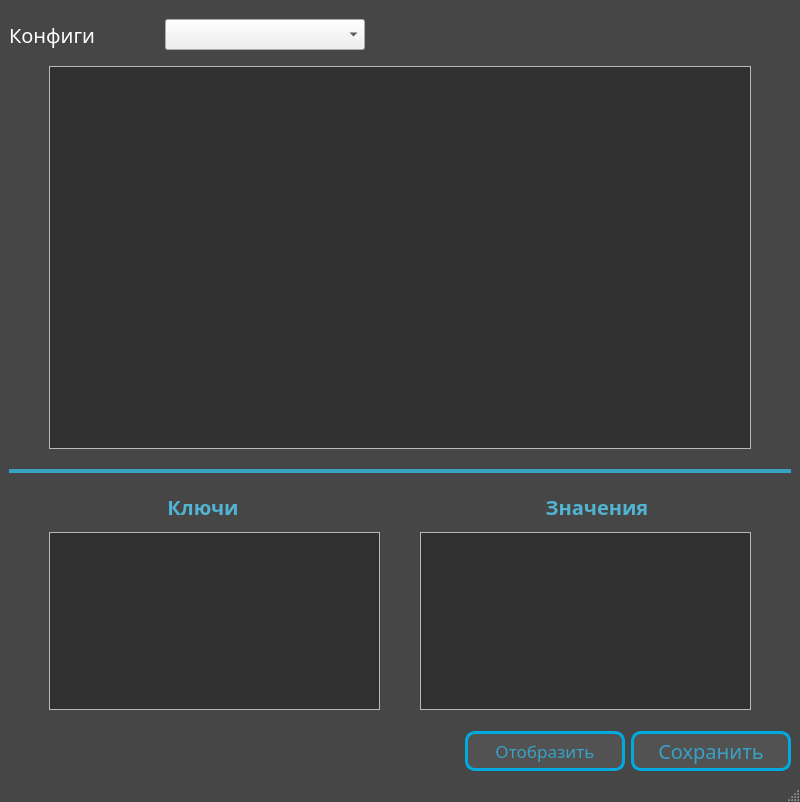
Old version of the form mainwindow.ui in the repository Ruha24/YamlEditor.
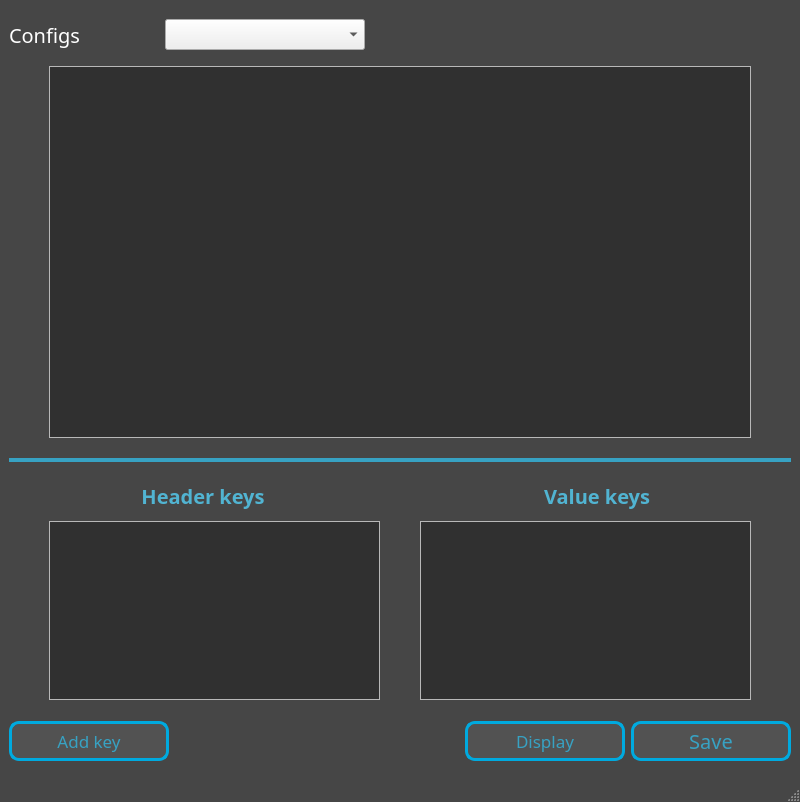
New version of the form.

```diff
--- a/mainwindow.ui
+++ b/mainwindow.ui
@@ -23,7 +23,43 @@
 {
 	background-color: #464646;
 }
-</string>
+
+QScrollBar:vertical {
+  border-color: rgb(227, 227, 227);
+  border-width: 1px;
+  border-style: solid;
+
+  
+	background-color: rgb(177, 177, 177);
+  width: 15px;
+  margin: 21px 0 21px 0;
+}
+
+QScrollBar::handle:vertical {
+  background-color: rgb(177, 177, 177);
+  min-height: 25px;
+}
+
+ QScrollBar::add-line:vertical {
+    border: 1px solid grey;
+    background-color: rgb(241, 241, 241);
+    height: 20px;
+    subcontrol-position: bottom;
+    subcontrol-origin: margin;
+}
+
+QScrollBar::sub-line:vertical {
+    border: 1px solid grey;
+    background-color: rgb(241, 241, 241);
+    height: 20px;
+    subcontrol-position: top;
+    subcontrol-origin: margin;
+}
+
+
+  QScrollBar::add-page:vertical, QScrollBar::sub-page:vertical {
+      background: none;
+  }</string>
   </property>
   <widget class="QWidget" name="centralwidget">
    <layout class="QGridLayout" name="gridLayout_6">
@@ -59,7 +95,13 @@
          <string notr="true">QLabel { color: white; }</string>
         </property>
         <property name="text">
-         <string>Конфиги</string>
+         <string>Сonfigs</string>
+        </property>
+        <property name="wordWrap">
+         <bool>false</bool>
+        </property>
+        <property name="textInteractionFlags">
+         <set>Qt::LinksAccessibleByMouse</set>
         </property>
        </widget>
       </item>
@@ -173,7 +215,7 @@
              <x>0</x>
              <y>0</y>
              <width>686</width>
-             <height>291</height>
+             <height>342</height>
             </rect>
            </property>
            <layout class="QGridLayout" name="gridLayout">
@@ -190,6 +232,9 @@
                 <property name="orientation">
                  <enum>Qt::Horizontal</enum>
                 </property>
+                <property name="sizeType">
+                 <enum>QSizePolicy::Expanding</enum>
+                </property>
                 <property name="sizeHint" stdset="0">
                  <size>
                   <width>40</width>
@@ -206,6 +251,9 @@
                 <property name="orientation">
                  <enum>Qt::Horizontal</enum>
                 </property>
+                <property name="sizeType">
+                 <enum>QSizePolicy::Expanding</enum>
+                </property>
                 <property name="sizeHint" stdset="0">
                  <size>
                   <width>40</width>
@@ -238,7 +286,7 @@
         </item>
        </layout>
       </widget>
-      <widget class="QWidget" name="">
+      <widget class="QWidget" name="layoutWidget">
        <layout class="QVBoxLayout" name="verticalLayout">
         <item>
          <spacer name="verticalSpacer_2">
@@ -283,7 +331,7 @@
              <string notr="true">QLabel {color: white; color: #51B4D2;} </string>
             </property>
             <property name="text">
-             <string>Ключи</string>
+             <string>Header keys</string>
             </property>
             <property name="alignment">
              <set>Qt::AlignCenter</set>
@@ -309,7 +357,7 @@
              <string notr="true">QLabel {color: white; color: #51B4D2;} </string>
             </property>
             <property name="text">
-             <string>Значения</string>
+             <string>Value keys</string>
             </property>
             <property name="alignment">
              <set>Qt::AlignCenter</set>
@@ -390,7 +438,7 @@
                  <x>0</x>
                  <y>0</y>
                  <width>320</width>
-                 <height>231</height>
+                 <height>171</height>
                 </rect>
                </property>
                <layout class="QGridLayout" name="gridLayout_5">
@@ -444,7 +492,7 @@
                  <x>0</x>
                  <y>0</y>
                  <width>320</width>
-                 <height>231</height>
+                 <height>171</height>
                 </rect>
                </property>
                <layout class="QGridLayout" name="gridLayout_3">
@@ -485,8 +533,49 @@
        <number>15</number>
       </property>
       <property name="bottomMargin">
-       <number>0</number>
+       <number>10</number>
       </property>
+      <item>
+       <widget class="QPushButton" name="pushButton_3">
+        <property name="minimumSize">
+         <size>
+          <width>160</width>
+          <height>40</height>
+         </size>
+        </property>
+        <property name="maximumSize">
+         <size>
+          <width>160</width>
+          <height>16777215</height>
+         </size>
+        </property>
+        <property name="font">
+         <font>
+          <family>Montserrat</family>
+          <pointsize>13</pointsize>
+         </font>
+        </property>
+        <property name="styleSheet">
+         <string notr="true">QPushButton
+{
+	background-color: #525252;
+	color: #37A2C3;
+	border: 3px solid #00AADF;
+	border-radius: 10px;
+}
+
+QPushButton:hover
+{
+	border: 4px solid #3CC7F2;
+	font-weight: bold;
+	color: #51B4D2;
+}</string>
+        </property>
+        <property name="text">
+         <string>Add key</string>
+        </property>
+       </widget>
+      </item>
       <item>
        <spacer name="horizontalSpacer_2">
         <property name="orientation">
@@ -537,7 +626,7 @@
 }</string>
         </property>
         <property name="text">
-         <string>Отобразить</string>
+         <string>Display</string>
         </property>
        </widget>
       </item>
@@ -578,7 +667,7 @@
 }</string>
         </property>
         <property name="text">
-         <string>Сохранить</string>
+         <string>Save</string>
         </property>
        </widget>
       </item>
```
Left out of the diff: 10 changed lines with no effect on the pictures.
